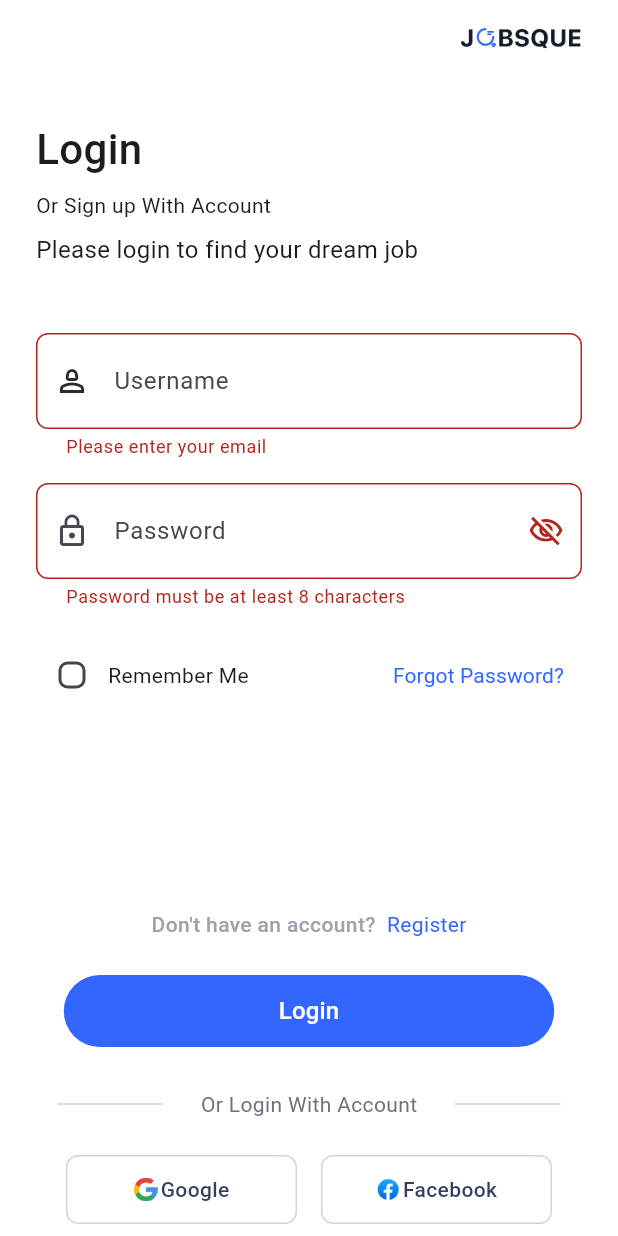
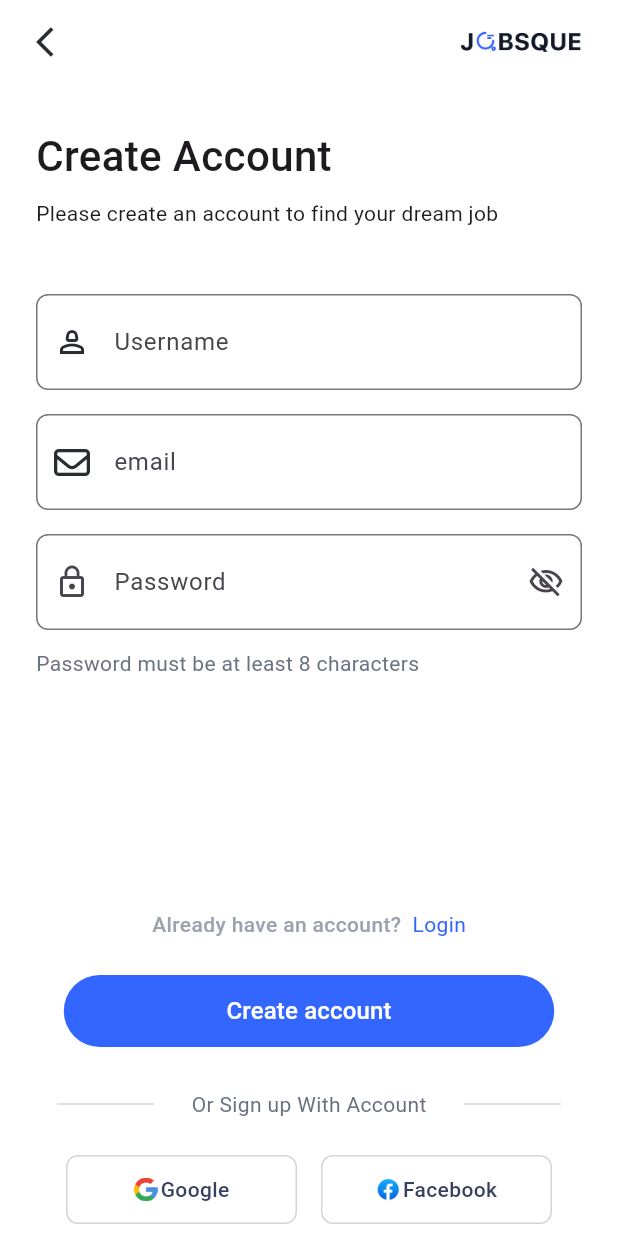
Before and after one commit to AhmedHussien249/jobsque-app, a Flutter app: the LoginView screen opened by its route, after a tap on "Login", after a tap on "Register", on a phone screen of 412 x 824 dp. Run offline on Flutter 3.47's test engine with Material 3 defaults, Android fonts, the light colour scheme and no system bars; our stand-ins replace font_awesome_flutter, get_it, go_router, shared_preferences, smooth_page_indicator; accounts and stored records are empty.

Commit message:
create account customization ui done

```diff
--- a/lib/core/utils/app_router.dart
+++ b/lib/core/utils/app_router.dart
@@ -1,5 +1,7 @@
 import 'package:go_router/go_router.dart';
 import 'package:jobsque/features/auth/presentation/views/check_your_email_view.dart';
+import 'package:jobsque/features/auth/presentation/views/create_account_customization_view.dart';
+import 'package:jobsque/features/auth/presentation/views/create_account_view.dart';
 import 'package:jobsque/features/auth/presentation/views/create_new_password_view.dart';
 import 'package:jobsque/features/auth/presentation/views/forget_password_view.dart';
 import 'package:jobsque/features/auth/presentation/views/password_changed_view.dart';
@@ -14,6 +16,8 @@ abstract class AppRouter {
   static const kCheckYourEmailView = '/checkYourEmailView';
   static const kCreateNewPasswordView = '/createNewPasswordView';
   static const kPasswordChangedView = '/passwordChangedView';
+  static const kCreateAccountView = '/createAccountView';
+  static const kCreateAccountCustomizationView = '/createAccountCustomizationView';
 
   static final router = GoRouter(
     routes: [
@@ -39,6 +43,14 @@ abstract class AppRouter {
         path: kPasswordChangedView,
         builder: (context, state) => PasswordChangedView(),
       ),
+      GoRoute(
+        path: kCreateAccountView,
+        builder: (context, state) => CreateAccountView(),
+      ),
+      GoRoute(
+        path: kCreateAccountCustomizationView,
+        builder: (context, state) => CreateAccountCustomizationView(),
+      ),
     ],
   );
 }
--- a/lib/core/utils/app_strings.dart
+++ b/lib/core/utils/app_strings.dart
@@ -3,6 +3,14 @@ class AppStrings {
   static const String createAccount = 'Create Account';
   static const String createAccountSubtitle =
       'Please create an account to find your dream job';
+  static const String alreadyHaveAcc = 'Already have an account?';
+  static const String passCHanged = 'Password changed succesfully!';
+  static const String yourPassHasChanged =
+      'Your password has been changed successfully, we will let you know if there are more problems with your account';
+  // create acc customization
+  static const String typeOfWork = 'What type of work are you interested in?';
+  static const String tellUs =
+      'Tell us what you’re interested in so we can customise the app for your needs.';
 
   // Auth - Login
   static const String login = 'Login';
@@ -21,8 +29,8 @@ class AppStrings {
   static const String createNewPass = 'Create New Password';
   static const String setYourNewPass =
       'Set your new password so you can login and acces Jobsque';
-      static const String passMustBe = 'Password must be at least 8 characters';
-      static const String bothPassMustMatch = 'Both password must match';
+  static const String passMustBe = 'Password must be at least 8 characters';
+  static const String bothPassMustMatch = 'Both password must match';
 
   // Common
   static const String passwordMinLength =
--- /dev/null
+++ b/lib/features/auth/presentation/views/create_account_view.dart
@@ -0,0 +1,258 @@
+import 'dart:developer';
+
+import 'package:flutter/material.dart';
+import 'package:font_awesome_flutter/font_awesome_flutter.dart';
+import 'package:go_router/go_router.dart';
+import 'package:jobsque/core/utils/app_assets.dart';
+import 'package:jobsque/core/utils/app_router.dart';
+import 'package:jobsque/core/utils/app_strings.dart';
+import 'package:jobsque/core/utils/app_styles.dart';
+import 'package:jobsque/core/widgets/custom_button.dart';
+import 'package:jobsque/core/widgets/custom_text_form_field.dart';
+import 'package:jobsque/features/auth/presentation/widgets/auth_custom_app_bar.dart';
+import 'package:jobsque/features/auth/presentation/widgets/social_button.dart';
+
+class CreateAccountView extends StatelessWidget {
+  const CreateAccountView({super.key});
+
+  @override
+  Widget build(BuildContext context) {
+    return GestureDetector(
+      onTap: () => FocusManager.instance.primaryFocus?.unfocus(),
+      child: Scaffold(
+        resizeToAvoidBottomInset: true,
+        body: SafeArea(
+          child: LayoutBuilder(
+            builder: (context, constraints) {
+              return SingleChildScrollView(
+                padding: EdgeInsets.only(
+                  left: 24,
+                  right: 24,
+                  top: 16,
+                  bottom: MediaQuery.of(context).viewInsets.bottom,
+                ),
+                child: ConstrainedBox(
+                  constraints: BoxConstraints(minHeight: constraints.maxHeight),
+                  child: IntrinsicHeight(
+                    child: CreateAccountContent(),
+                  ),
+                ),
+              );
+            },
+          ),
+        ),
+      ),
+    );
+  }
+}
+
+class CreateAccountContent extends StatefulWidget {
+  const CreateAccountContent({super.key});
+
+  @override
+  State<CreateAccountContent> createState() => _CreateAccountContentState();
+}
+
+class _CreateAccountContentState extends State<CreateAccountContent> {
+  final TextEditingController userNameController = TextEditingController();
+
+  final TextEditingController passwordController = TextEditingController();
+  final TextEditingController emailController = TextEditingController();
+
+  final formKey = GlobalKey<FormState>();
+
+  bool isPasswordObscure = true;
+
+  void togglePasswordVisibility() {
+    setState(() {
+      isPasswordObscure = !isPasswordObscure;
+    });
+  }
+void onCreateAccountPressed() {
+    if (formKey.currentState!.validate()) {
+      final email = emailController.text.trim();
+      final userName = userNameController.text.trim();
+      final password = passwordController.text;
+      log('Email: $email, Password: $password, userName: $userName');
+      GoRouter.of(context).pushReplacement(AppRouter.kCreateAccountCustomizationView);
+
+    }
+  }
+
+  @override
+  Widget build(BuildContext context) {
+    return Form(
+      key: formKey,
+      child: Column(
+        children: [
+          // الجزء العلوي من الشاشة
+          CreateAccountFormSection(
+            userNameController: userNameController,
+            passwordController: passwordController,
+            isPasswordObscure: isPasswordObscure,
+            togglePasswordVisibility: togglePasswordVisibility,
+            emailController: emailController,
+
+          ),
+          // Spacer علشان يفصل الجزء العلوي عن الزرار
+          const Spacer(),
+
+          // الجزء السفلي الثابت
+          CreateAccountBottomSection(onCreateAccountPressed: onCreateAccountPressed),
+        ],
+      ),
+    );
+  }
+}
+
+class CreateAccountFormSection extends StatelessWidget {
+  const CreateAccountFormSection({
+    super.key,
+    required this.userNameController,
+    required this.passwordController,
+    required this.isPasswordObscure,
+    required this.togglePasswordVisibility,
+    required this.emailController,
+  });
+  final TextEditingController userNameController;
+  final TextEditingController emailController;
+  final TextEditingController passwordController;
+  final bool isPasswordObscure;
+  final VoidCallback togglePasswordVisibility;
+
+  @override
+  Widget build(BuildContext context) {
+    return Column(
+      crossAxisAlignment: CrossAxisAlignment.start,
+      children: [
+        AuthCustomAppBar(hasBackButton: true),
+        const SizedBox(height: 44),
+        Text(AppStrings.createAccount, style: AppStyles.medium28),
+        const SizedBox(height: 8),
+        Text(AppStrings.createAccountSubtitle, style: AppStyles.regular14),
+        const SizedBox(height: 44),
+        CustomTextFormField(
+          controller: userNameController,
+          hint: AppStrings.userName,
+          prefixIcon: const Icon(
+            Icons.person_2_outlined,
+            color: Color(0xff292D32),
+          ),
+          validator: (value) {
+            if (value == null || value.isEmpty) {
+              return 'Please enter your email';
+            }
+            return null;
+          },
+        ),
+        const SizedBox(height: 16),
+        CustomTextFormField(
+          controller: emailController,
+          hint: 'email',
+          prefixIcon: const Icon(
+            FontAwesomeIcons.envelope,
+            color: Color(0xff292D32),
+          ),
+          validator: (value) {
+            if (value == null || value.isEmpty) {
+              return 'Please enter your email';
+            }
+            return null;
+          },
+        ),
+        const SizedBox(height: 16),
+        CustomTextFormField(
+          controller: passwordController,
+          hint: 'Password',
+          isPassword: true,
+          obscureText: isPasswordObscure,
+          onSuffixTap: togglePasswordVisibility,
+          prefixIcon: const Icon(Icons.lock_outline),
+          validator: (value) {
+            if (value == null || value.length < 8) {
+              return 'Password must be at least 8 characters';
+            }
+            return null;
+          },
+        ),
+        const SizedBox(height: 12),
+        Text(
+          AppStrings.passMustBe,
+          style: AppStyles.regular14.copyWith(color: const Color(0xff6B7280)),
+        ),
+      ],
+    );
+  }
+}
+
+class CreateAccountBottomSection extends StatelessWidget {
+  const CreateAccountBottomSection({
+    super.key,
+    required this.onCreateAccountPressed,
+  });
+  final VoidCallback onCreateAccountPressed;
+
+  @override
+  Widget build(BuildContext context) {
+    return Column(
+      mainAxisAlignment: MainAxisAlignment.end,
+      children: [
+        Row(
+          mainAxisAlignment: MainAxisAlignment.center,
+          children: [
+            Text(
+              AppStrings.alreadyHaveAcc,
+              style: AppStyles.medium14.copyWith(
+                color: const Color(0xff9CA3AF),
+              ),
+            ),
+            GestureDetector(
+              onTap: () {
+                GoRouter.of(context).pop();
+              },
+              child: Text(
+                '  Login',
+                style: AppStyles.regular14.copyWith(
+                  color: const Color(0xff3366FF),
+                ),
+              ),
+            ),
+          ],
+        ),
+        const SizedBox(height: 24),
+        Center(
+          child: CustomButton(
+            text: 'Create account',
+            onPressed: onCreateAccountPressed,
+          ),
+        ),
+        const SizedBox(height: 28),
+        Row(
+          mainAxisAlignment: MainAxisAlignment.center,
+          children: [
+            Container(width: 64.5, height: 1, color: const Color(0xffD1D5DB)),
+            const SizedBox(width: 25),
+            Text(
+              AppStrings.orSignUpWith,
+              style: AppStyles.regular14.copyWith(
+                color: const Color(0xff6B7280),
+              ),
+            ),
+            const SizedBox(width: 25),
+            Container(width: 64.5, height: 1, color: const Color(0xffD1D5DB)),
+          ],
+        ),
+        const SizedBox(height: 24),
+        Row(
+          mainAxisAlignment: MainAxisAlignment.center,
+          children: [
+            SocialButton(asset: AppAssets.google, label: AppStrings.google),
+            const SizedBox(width: 16),
+            SocialButton(asset: AppAssets.facebook, label: AppStrings.facebook),
+          ],
+        ),
+        SizedBox(height: 24),
+      ],
+    );
+  }
+}
--- a/lib/features/auth/presentation/views/password_changed_view.dart
+++ b/lib/features/auth/presentation/views/password_changed_view.dart
@@ -35,16 +35,16 @@ class PasswordChangedContent extends StatelessWidget {
           child: Image.asset(AppAssets.openEmail, width: 173, height: 142),
         ),
         SizedBox(height: 24),
-        Text(AppStrings.checkYourEmail, style: AppStyles.medium24),
+        Text(AppStrings.passCHanged, style: AppStyles.medium24,textAlign: TextAlign.center,),
         SizedBox(height: 12),
         Text(
-          AppStrings.sentAReset,
+          AppStrings.yourPassHasChanged,
           style: AppStyles.regular16.copyWith(color: const Color(0xff6B7280)),
           textAlign: TextAlign.center,
         ),
         Spacer(),
         CustomButton(text: 'Open email app', onPressed: () {
-          GoRouter.of(context).push( AppRouter.kCreateNewPasswordView);
+          GoRouter.of(context).pushReplacement( AppRouter.kLoginView);
         }),
       ],
     );
--- a/lib/features/auth/presentation/widgets/forget_password_bottom_section.dart
+++ b/lib/features/auth/presentation/widgets/forget_password_bottom_section.dart
@@ -1,4 +1,5 @@
 import 'package:flutter/material.dart';
+import 'package:go_router/go_router.dart';
 import 'package:jobsque/core/utils/app_strings.dart';
 import 'package:jobsque/core/utils/app_styles.dart';
 import 'package:jobsque/core/widgets/custom_button.dart';
@@ -22,7 +23,9 @@ class ForgetPasswordBottomSection extends StatelessWidget {
             ),
             SizedBox(width: 6),
             GestureDetector(
-              onTap: () {},
+              onTap: () {
+                GoRouter.of(context).pop();
+              },
               child: Text(
                 AppStrings.login,
                 style: AppStyles.medium14.copyWith(
--- a/lib/features/auth/presentation/widgets/login_bottom_section.dart
+++ b/lib/features/auth/presentation/widgets/login_bottom_section.dart
@@ -1,6 +1,8 @@
 
 import 'package:flutter/material.dart';
+import 'package:go_router/go_router.dart';
 import 'package:jobsque/core/utils/app_assets.dart';
+import 'package:jobsque/core/utils/app_router.dart';
 import 'package:jobsque/core/utils/app_strings.dart';
 import 'package:jobsque/core/utils/app_styles.dart';
 import 'package:jobsque/core/widgets/custom_button.dart';
@@ -26,7 +28,9 @@ class LoginBottomSection extends StatelessWidget {
               ),
             ),
             GestureDetector(
-              onTap: () {},
+              onTap: () {
+                GoRouter.of(context).push(AppRouter.kCreateAccountView);
+              },
               child: Text(
                 '  Register',
                 style: AppStyles.regular14.copyWith(
--- a/lib/features/auth/presentation/widgets/login_view_content.dart
+++ b/lib/features/auth/presentation/widgets/login_view_content.dart
@@ -27,9 +27,9 @@ class _LoginBodyContentState extends State<LoginBodyContent> {
 
   void onLoginPressed() {
     if (formKey.currentState!.validate()) {
-      final email = userNameController.text.trim();
+      final userName = userNameController.text.trim();
       final password = passwordController.text;
-      log('Email: $email, Password: $password');
+      log('UserName: $userName, Password: $password');
 
     }
   }
--- a/lib/features/intro/presentation/views/splash_view.dart
+++ b/lib/features/intro/presentation/views/splash_view.dart
@@ -68,6 +68,7 @@ class _SplashViewState extends State<SplashView> {
      final appPrefs = sl<AppPreferences>();
   final hasSeenIntro = appPrefs.hasSeenOnboarding();
     Future.delayed(const Duration(seconds: 2), () {
+      if(!mounted) return;
       if (hasSeenIntro) {
         GoRouter.of(context).go(AppRouter.kLoginView);
       } else {
--- a/lib/features/intro/presentation/widgets/on_boarding_item.dart
+++ b/lib/features/intro/presentation/widgets/on_boarding_item.dart
@@ -7,7 +7,6 @@ import 'package:jobsque/core/utils/service_locator.dart';
 import 'package:jobsque/core/widgets/custom_button.dart';
 import 'package:jobsque/features/intro/data/models/on_boarding_model.dart';
 import 'package:jobsque/features/intro/presentation/widgets/on_boarding_app_bar.dart';
-
 import 'package:smooth_page_indicator/smooth_page_indicator.dart';
 
 class OnBoardingItem extends StatelessWidget {
@@ -75,8 +74,9 @@ class OnBoardingItem extends StatelessWidget {
               onPressed: () async {
                 if (data.buttonText == 'Get Started') {
                   final appPrefs = sl<AppPreferences>();
+                  GoRouter.of(context).go(AppRouter.kLoginView);
+
                   await appPrefs.setOnboardingSeen();
-                  GoRouter.of(context).go(AppRouter.kLoginView);
                 } else {
                   controller.nextPage(
                     duration: const Duration(milliseconds: 500),
```
Also changed, not shown: lib/features/auth/presentation/views/create_account_customization_view.dart (added, +65 -0 lines), lib/features/auth/presentation/widgets/create_new_password_bottom_section.dart (renamed from lib/features/auth/presentation/widgets/create_new_password_bottom.dart, +5 -2 lines), lib/features/auth/presentation/widgets/create_new_password_content.dart (+4 -4 lines), lib/features/auth/presentation/widgets/create_new_password_form_section.dart (renamed from lib/features/auth/presentation/widgets/create_new_password_form.dart, +4 -7 lines), lib/features/auth/presentation/widgets/selectable_items.dart (added, +64 -0 lines), lib/features/auth/presentation/widgets/selectable_items_sliver_grid.dart (added, +62 -0 lines).
